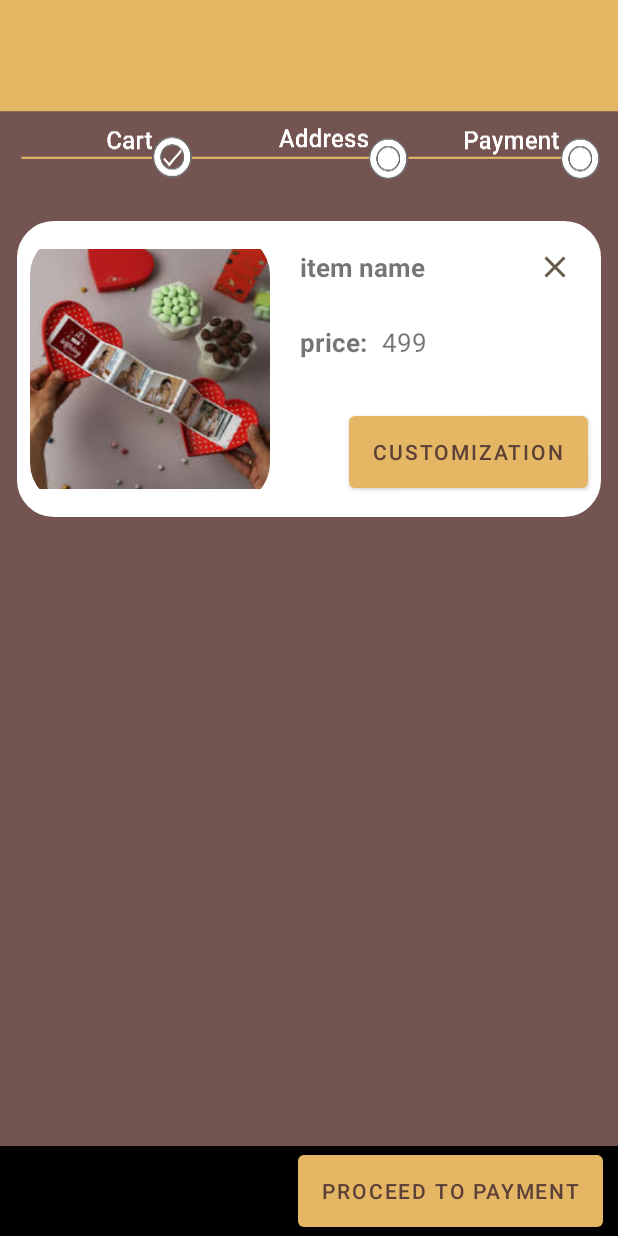
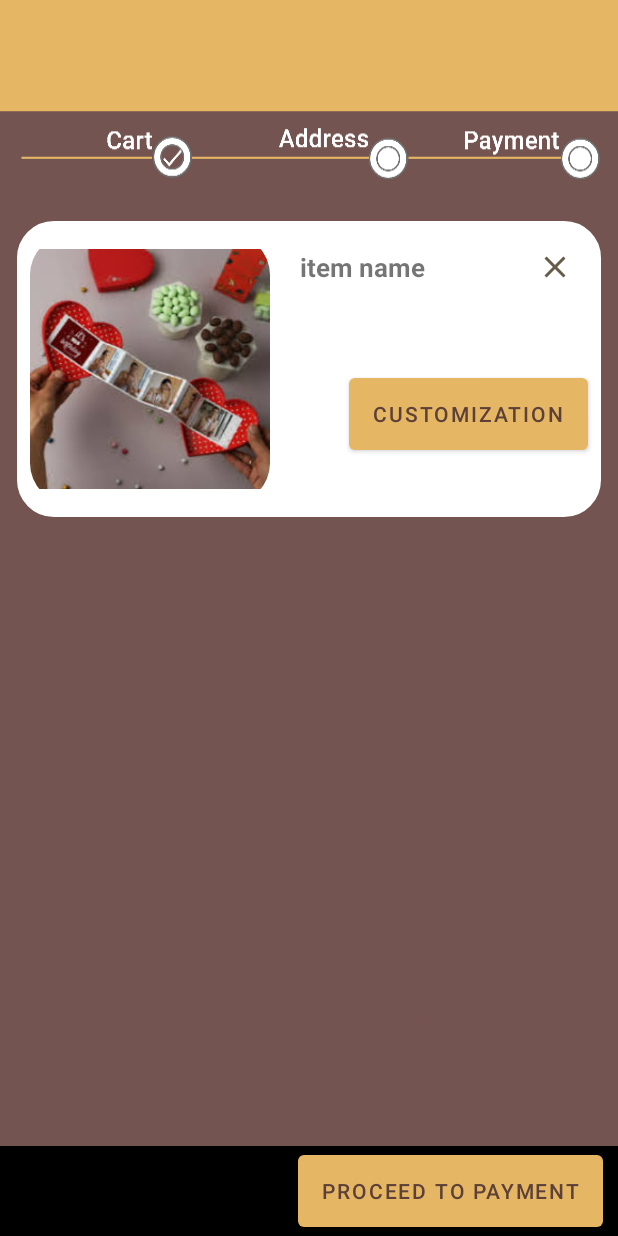
Before and after one commit to preetham-1601/E-Commerce-App, an Android app: the layout fragment_cart.xml on its own in the app's theme, with its tools: preview values and no code run, on a phone screen of 412 x 824 dp. Run offline under Robolectric (Android 15) with nearby library versions, the phone set to English and light mode, and no system bars.

Commit message:
Final Commit

```diff
--- a/app/src/main/java/com/example/eapp/fragment/CustomizationFragment.kt
+++ b/app/src/main/java/com/example/eapp/fragment/CustomizationFragment.kt
@@ -1,10 +1,8 @@
 package com.example.eapp.fragment
 
-import android.app.Activity
 import android.app.Activity.RESULT_OK
 import android.content.Context
 import android.content.Intent
-import android.graphics.Bitmap
 import android.net.Uri
 import android.os.Bundle
 import androidx.fragment.app.Fragment
@@ -19,8 +17,6 @@ import com.example.eapp.databinding.FragmentCustomizationBinding
 import com.example.eapp.util.SessionManager
 import com.google.firebase.auth.FirebaseAuth
 import com.google.firebase.storage.FirebaseStorage
-import com.squareup.picasso.Picasso
-import java.net.URI
 import java.text.SimpleDateFormat
 import java.util.*
 
--- a/app/src/main/java/com/example/eapp/fragment/ForgotPasswordFragment.kt
+++ b/app/src/main/java/com/example/eapp/fragment/ForgotPasswordFragment.kt
@@ -36,6 +36,12 @@ class ForgotPasswordFragment : Fragment() {
 
         sessionManager = SessionManager(activity as Context)
 
+        binding.toolbar.toolbar.setNavigationIcon(R.drawable.ic_back)
+        binding.toolbar.toolbar.title = "Forgot Password"
+        binding.toolbar.toolbar.setNavigationOnClickListener { view ->
+            findNavController().navigate(R.id.action_forgotPasswordFragment_to_loginFragment)
+        }
+
 
         binding.btnReset.setOnClickListener {
 
--- a/app/src/main/res/layout/fragment_cart.xml
+++ b/app/src/main/res/layout/fragment_cart.xml
@@ -62,39 +62,15 @@
                 android:layout_marginTop="20dp"
                 android:layout_marginRight="20dp"
                 android:src="@drawable/ic_baseline_clear_24" />
-            <TextView
-                android:id="@+id/id_price"
-                android:layout_width="wrap_content"
-                android:layout_height="25dp"
-                android:text="price:"
-                android:textSize="17sp"
-                android:textStyle="bold"
-                android:layout_below="@id/id_item"
-                android:layout_toRightOf="@id/id_image"
-                android:maxLength="20"
-                android:layout_marginLeft="20dp"
-                android:layout_marginTop="10dp"
-                />
-            <TextView
-                android:id="@+id/id_rate"
-                android:layout_width="wrap_content"
-                android:layout_height="25dp"
-                android:text="499"
-                android:textSize="17sp"
-                android:layout_below="@id/id_item"
-                android:layout_toRightOf="@id/id_price"
-                android:maxLength="20"
-                android:layout_marginLeft="10dp"
-                android:layout_marginTop="10dp"
-                />
+
             <Button
                 android:id="@+id/btn_cust"
                 android:layout_width="wrap_content"
                 android:layout_height="60dp"
                 android:layout_alignParentEnd="true"
                 android:layout_marginEnd="10dp"
-                android:layout_below="@id/id_rate"
-                android:layout_marginTop="30dp"
+                android:layout_below="@id/id_item"
+                android:layout_marginTop="40dp"
                 android:text="Customization"
                 android:textColor="#5D4037" />
 
--- a/app/src/main/res/layout/fragment_favourites.xml
+++ b/app/src/main/res/layout/fragment_favourites.xml
@@ -36,8 +36,8 @@
         <com.google.android.material.bottomnavigation.BottomNavigationView
             android:id="@+id/bottomNavigationView"
             android:layout_width="327dp"
-            android:layout_height="75dp"
-            android:background="#2ac7a2"
+            android:layout_height="60dp"
+            android:background="#9C27B0"
             android:layout_centerHorizontal="true"
             android:layout_alignParentBottom="true"
             android:layout_marginBottom="35dp"
--- a/app/src/main/res/layout/fragment_home.xml
+++ b/app/src/main/res/layout/fragment_home.xml
@@ -14,7 +14,7 @@
     <com.google.android.material.bottomnavigation.BottomNavigationView
         android:id="@+id/bottomNavigationView"
         android:layout_width="327dp"
-        android:layout_height="75dp"
+        android:layout_height="60dp"
         android:background="#2ac7a2"
         android:layout_centerHorizontal="true"
         android:layout_alignParentBottom="true"
```
Also changed, not shown: app/src/main/AndroidManifest.xml (+10 -7 lines), app/src/main/java/com/example/eapp/fragment/CartFragment.kt (+3 -5 lines), app/src/main/res/layout/fragment_settings.xml (+8 -7 lines), app/src/main/res/layout/list_item.xml (+1 -21 lines), app/src/main/res/values/strings.xml (+6 -2 lines).
